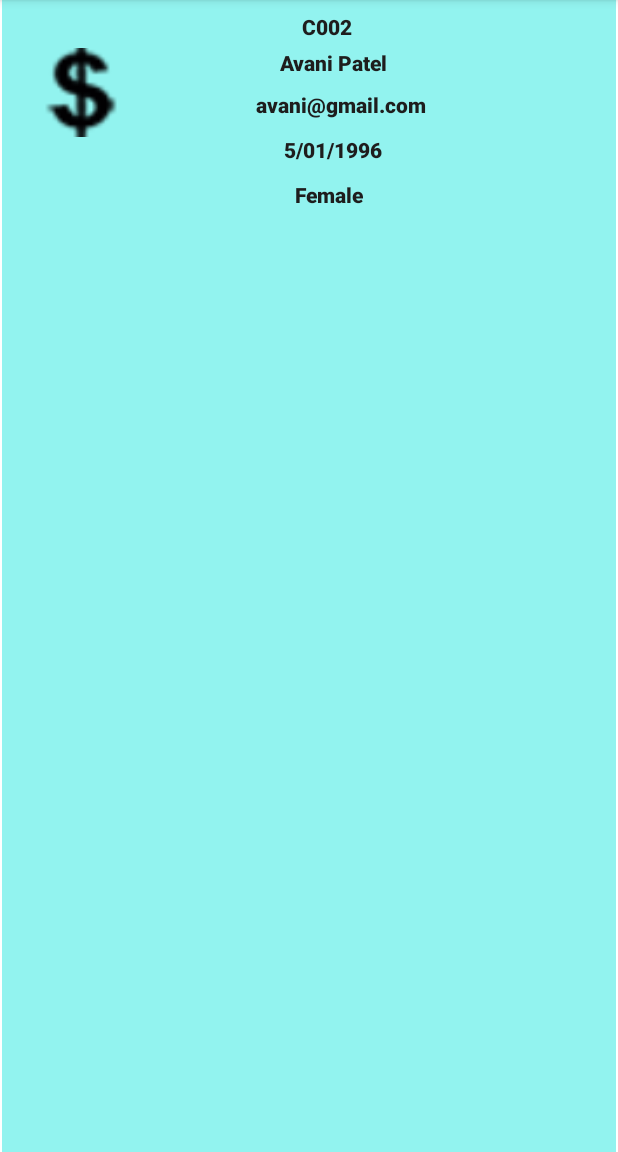
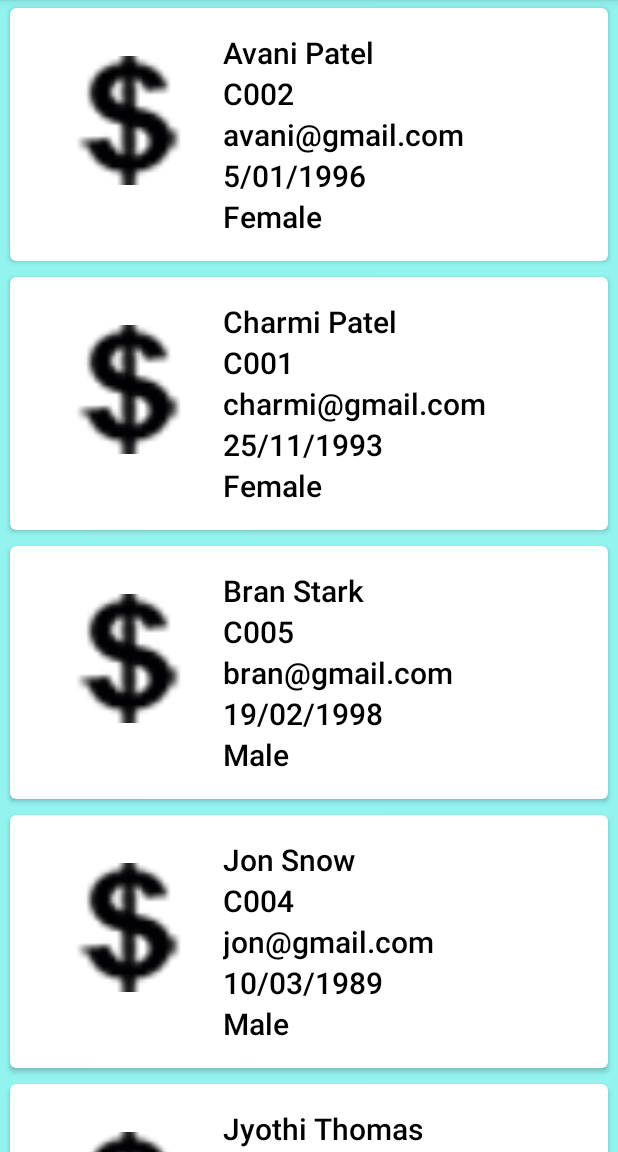
Before and after one commit to CharmiPatel25/C0768448_W2020_MAD3125_FP, an Android app: the CustomerListActivity screen opened directly, with no data from a screen before it, on a phone screen of 412 x 824 dp, the part 84-1236 px from its top. Run offline under Robolectric (Android 15) with nearby library versions, the phone set to English and light mode, and no system bars.

Commit message:
Adding card view for recycler view

```diff
--- a/app/src/main/java/Adapter/CustomerListAdapter.java
+++ b/app/src/main/java/Adapter/CustomerListAdapter.java
@@ -30,6 +30,7 @@ public class CustomerListAdapter extends RecyclerView.Adapter<CustomerListAdapte
     public CustomerViewHolder onCreateViewHolder(@NonNull ViewGroup parent, int viewType) {
         View mView = LayoutInflater.from(parent.getContext()).inflate(R.layout.customer_item, parent, false);
         CustomerViewHolder mCustomerViewHolder = new CustomerViewHolder(mView);
+
         return mCustomerViewHolder;
     }
 
--- a/app/src/main/java/Util/DataStorage.java
+++ b/app/src/main/java/Util/DataStorage.java
@@ -43,7 +43,7 @@ public class DataStorage {
         Customer c5 = new Customer("C005","Bran","Stark","bran@gmail.com","Male","19/02/1998",R.drawable.dollar);
 
         customers.put(c1.getCustId(),c1);
-       customers.put(c2.getCustId(),c2);
+        customers.put(c2.getCustId(),c2);
         customers.put(c3.getCustId(),c3);
         customers.put(c4.getCustId(),c4);
         customers.put(c5.getCustId(),c5);
--- a/app/src/main/java/com/example/c0768448_w2020_mad3125_fp/UI/CustomerListActivity.java
+++ b/app/src/main/java/com/example/c0768448_w2020_mad3125_fp/UI/CustomerListActivity.java
@@ -1,6 +1,7 @@
 package com.example.c0768448_w2020_mad3125_fp.UI;
 
 import androidx.appcompat.app.AppCompatActivity;
+import androidx.recyclerview.widget.DividerItemDecoration;
 import androidx.recyclerview.widget.LinearLayoutManager;
 import androidx.recyclerview.widget.RecyclerView;
 
@@ -16,6 +17,8 @@ import java.util.HashMap;
 import Adapter.CustomerListAdapter;
 import Model.Customer;
 import Util.DataStorage;
+
+import static java.security.AccessController.getContext;
 
 public class CustomerListActivity extends AppCompatActivity {
     private RecyclerView rvCustomers;
--- a/app/src/main/res/layout/activity_customer_list.xml
+++ b/app/src/main/res/layout/activity_customer_list.xml
@@ -4,7 +4,8 @@
     xmlns:tools="http://schemas.android.com/tools"
     android:layout_width="match_parent"
     android:layout_height="match_parent"
-    tools:context=".UI.CustomerListActivity">
+    tools:context=".UI.CustomerListActivity"
+    android:background="@color/background">
 
     <androidx.recyclerview.widget.RecyclerView
         android:id="@+id/rvCustomerList"
--- a/app/src/main/res/layout/activity_show_bills.xml
+++ b/app/src/main/res/layout/activity_show_bills.xml
@@ -4,6 +4,7 @@
     xmlns:tools="http://schemas.android.com/tools"
     android:layout_width="match_parent"
     android:layout_height="match_parent"
-    tools:context=".UI.ShowBillsActivity">
+    tools:context=".UI.ShowBillsActivity"
+    android:background="@color/background">
 
 </androidx.constraintlayout.widget.ConstraintLayout>
--- a/app/src/main/res/layout/customer_item.xml
+++ b/app/src/main/res/layout/customer_item.xml
@@ -1,101 +1,89 @@
 <?xml version="1.0" encoding="utf-8"?>
-<androidx.constraintlayout.widget.ConstraintLayout xmlns:android="http://schemas.android.com/apk/res/android"
-    android:layout_width="match_parent"
-    android:layout_height="match_parent"
+<androidx.cardview.widget.CardView
+    xmlns:android="http://schemas.android.com/apk/res/android"
     xmlns:app="http://schemas.android.com/apk/res-auto"
     xmlns:tools="http://schemas.android.com/tools"
-    android:background="@color/background">
-
-
+    android:layout_width="match_parent"
+    android:layout_height="wrap_content"
+    android:layout_margin="5dp"
+    app:cardCornerRadius="4dp">
+<LinearLayout
+    android:layout_width="match_parent"
+    android:layout_height="wrap_content"
+    android:orientation="horizontal"
+    android:padding="16dp">
     <ImageView
         android:id="@+id/imgUser"
-        android:layout_width="73dp"
-        android:layout_height="59dp"
+        android:layout_width="94dp"
+        android:layout_height="86dp"
         android:layout_marginStart="16dp"
-        android:layout_marginTop="32dp"
+        android:layout_marginTop="16dp"
         app:layout_constraintStart_toStartOf="parent"
         app:layout_constraintTop_toTopOf="parent"
         tools:srcCompat="@tools:sample/avatars" />
 
+    <LinearLayout
+        android:layout_width="match_parent"
+        android:layout_height="wrap_content"
+        android:orientation="vertical"
+        android:layout_gravity="center_vertical">
+
     <TextView
         android:id="@+id/txtFullName"
-        android:layout_width="wrap_content"
+        android:layout_width="match_parent"
         android:layout_height="wrap_content"
-        android:layout_marginTop="32dp"
-        android:fontFamily="sans-serif-black"
+        android:fontFamily="sans-serif-medium"
+        android:paddingStart="16dp"
         android:text="TextView"
-        android:gravity="left"
-        android:textColor="#1E1D1D"
-        android:textSize="14sp"
-        app:layout_constraintEnd_toEndOf="parent"
-        app:layout_constraintHorizontal_bias="0.387"
-        app:layout_constraintStart_toEndOf="@+id/imgUser"
-        app:layout_constraintTop_toBottomOf="@id/txtCustID"
-        app:layout_constraintTop_toTopOf="parent" />
+        android:textAlignment="viewStart"
+        android:textColor="#000000"
+        android:textSize="20sp"/>
 
     <TextView
         android:id="@+id/txtCustID"
-        android:layout_width="wrap_content"
+        android:layout_width="match_parent"
         android:layout_height="wrap_content"
-        android:layout_marginTop="8dp"
-        android:fontFamily="sans-serif-black"
-        android:foregroundTint="#FFFFFF"
+        android:fontFamily="sans-serif-medium"
+        android:paddingStart="16dp"
         android:text="TextView"
-        android:textColor="#1E1D1D"
-        android:textSize="14sp"
-        app:layout_constraintEnd_toEndOf="parent"
-        app:layout_constraintHorizontal_bias="0.387"
-        app:layout_constraintStart_toEndOf="@+id/imgUser"
-        app:layout_constraintTop_toTopOf="parent" />
+        android:textAlignment="viewStart"
+        android:textColor="#000000"
+        android:textSize="20sp" />
 
     <TextView
         android:id="@+id/txtCustEmail"
-        android:layout_width="wrap_content"
+        android:layout_width="match_parent"
         android:layout_height="wrap_content"
-        android:layout_marginTop="60dp"
-        android:fontFamily="sans-serif-black"
-        android:foregroundTint="#FFFFFF"
+        android:fontFamily="sans-serif-medium"
+        android:paddingStart="16dp"
         android:text="TextView"
-        android:textColor="#1E1D1D"
-        android:textSize="14sp"
-        app:layout_constraintEnd_toEndOf="parent"
-        app:layout_constraintHorizontal_bias="0.387"
-        app:layout_constraintStart_toEndOf="@+id/imgUser"
-        app:layout_constraintTop_toBottomOf="@id/txtFullName"
-        app:layout_constraintTop_toTopOf="parent" />
+        android:textAlignment="viewStart"
+        android:textColor="#000000"
+        android:textSize="20sp" />
 
     <TextView
         android:id="@+id/txt_customer_dob"
-        android:layout_width="wrap_content"
+        android:layout_width="match_parent"
         android:layout_height="wrap_content"
-        android:layout_marginTop="90dp"
-        android:fontFamily="sans-serif-black"
-        android:foregroundTint="#FFFFFF"
+        android:fontFamily="sans-serif-medium"
+        android:paddingStart="16dp"
         android:text="TextView"
-        android:textColor="#1E1D1D"
-        android:textSize="14sp"
-        app:layout_constraintEnd_toEndOf="parent"
-        app:layout_constraintHorizontal_bias="0.387"
-        app:layout_constraintStart_toEndOf="@+id/imgUser"
-        app:layout_constraintTop_toBottomOf="@id/txtCustEmail"
-        app:layout_constraintTop_toTopOf="parent" />
+        android:textAlignment="viewStart"
+        android:textColor="#000000"
+        android:textSize="20sp" />
 
     <TextView
         android:id="@+id/txtCustGender"
-        android:layout_width="wrap_content"
+        android:layout_width="match_parent"
         android:layout_height="wrap_content"
-        android:layout_marginTop="120dp"
-        android:fontFamily="sans-serif-black"
-        android:foregroundTint="#FFFFFF"
+        android:fontFamily="sans-serif-medium"
+        android:paddingStart="16dp"
         android:text="TextView"
-        android:textColor="#1E1D1D"
-        android:textSize="14sp"
-        app:layout_constraintEnd_toEndOf="parent"
-        app:layout_constraintHorizontal_bias="0.387"
-        app:layout_constraintStart_toEndOf="@+id/imgUser"
-        app:layout_constraintTop_toBottomOf="@id/txtCustGender"
-        app:layout_constraintTop_toTopOf="parent" />
+        android:textAlignment="viewStart"
+        android:textColor="#000000"
+        android:textSize="20sp" />
 
+</LinearLayout>
+</LinearLayout>
 
-
-</androidx.constraintlayout.widget.ConstraintLayout>
+    </androidx.cardview.widget.CardView>
```
